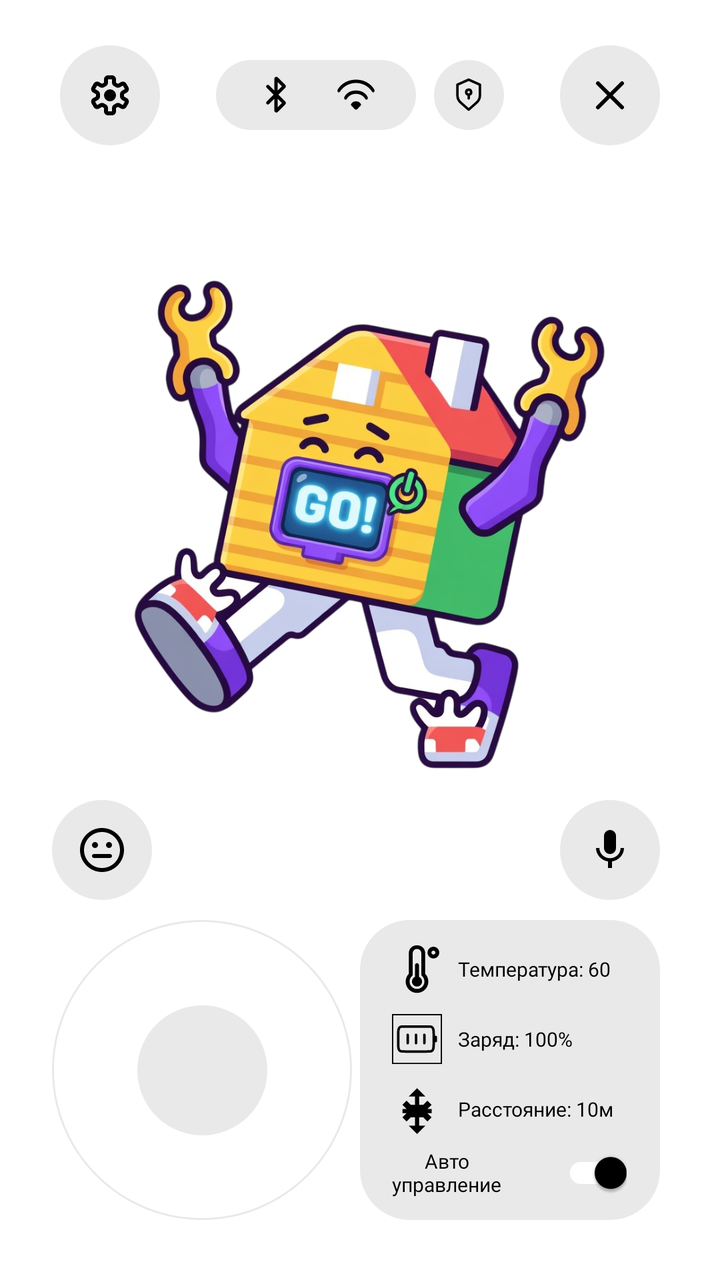
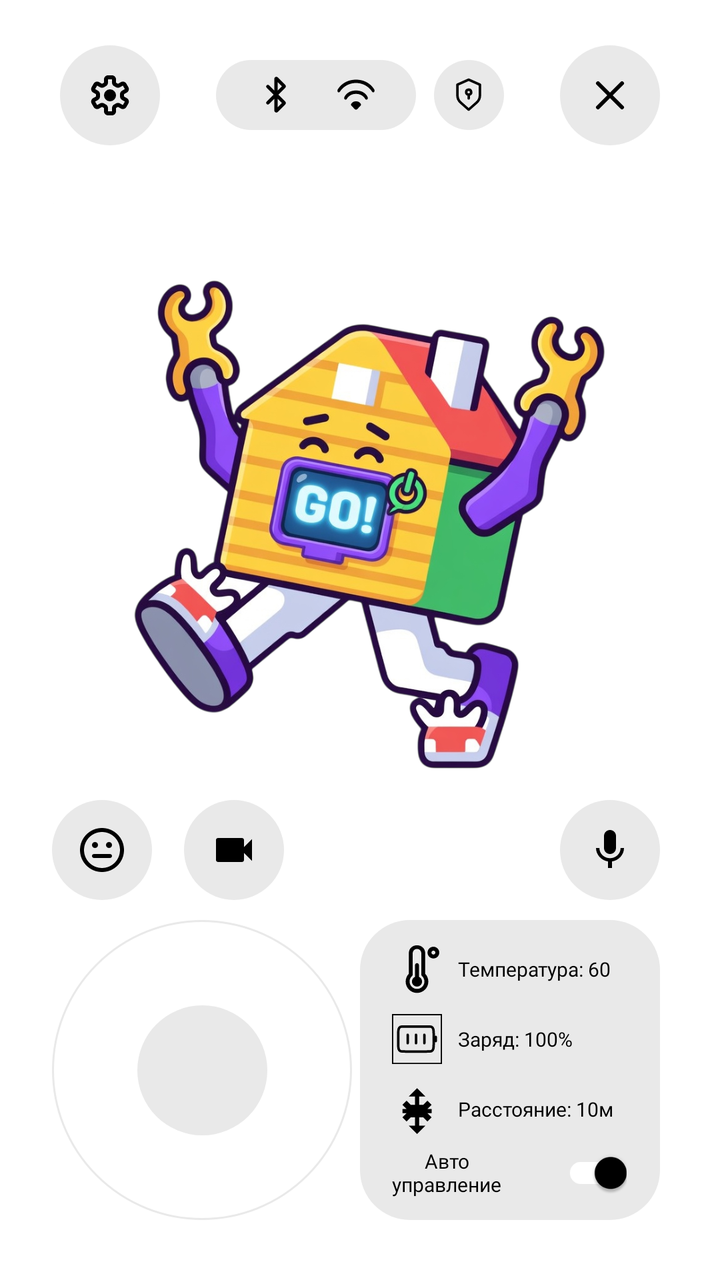

Before-and-after screenshots of an Android layout around one commit, followed by the original layout XML and the change that was made.
<!-- AndroidManifest.xml: application theme Theme.Izbushka_android_app -->
<!-- res/layout/activity_main_screen.xml -->
<?xml version="1.0" encoding="utf-8"?>
<androidx.constraintlayout.widget.ConstraintLayout
    android:id="@+id/root"
    xmlns:android="http://schemas.android.com/apk/res/android"
    xmlns:app="http://schemas.android.com/apk/res-auto"
    xmlns:tools="http://schemas.android.com/tools"
    android:layout_width="match_parent"
    android:layout_height="match_parent">

    
    <LinearLayout
        android:id="@+id/buttonLeft"
        android:layout_width="50dp"
        android:layout_height="50dp"
        android:background="@drawable/rounded_bg"
        android:orientation="horizontal"
        android:gravity="center"
        android:layout_marginStart="30dp"
        app:layout_constraintStart_toStartOf="parent"
        app:layout_constraintTop_toTopOf="@id/topBar"
        app:layout_constraintBottom_toBottomOf="@id/topBar">

        <ImageView
            android:layout_width="24dp"
            android:layout_height="24dp"
            android:src="@drawable/settings"
            app:tint="#000000" />
    </LinearLayout>

    
    <LinearLayout
        android:id="@+id/buttonRight"
        android:layout_width="50dp"
        android:layout_height="50dp"
        android:background="@drawable/rounded_bg"
        android:orientation="horizontal"
        android:gravity="center"
        android:layout_marginEnd="30dp"
        app:layout_constraintEnd_toEndOf="parent"
        app:layout_constraintTop_toTopOf="@id/topBar"
        app:layout_constraintBottom_toBottomOf="@id/topBar">

        <ImageView
            android:layout_width="24dp"
            android:layout_height="24dp"
            android:src="@drawable/exit"
            app:tint="#000000" />
    </LinearLayout>

    
    <LinearLayout
        android:id="@+id/topBar"
        android:layout_width="wrap_content"
        android:layout_height="wrap_content"
        android:orientation="horizontal"
        android:gravity="center_vertical"
        android:layout_marginTop="30dp"
        app:layout_constraintStart_toStartOf="parent"
        app:layout_constraintEnd_toEndOf="parent"
        app:layout_constraintTop_toTopOf="parent">

        <LinearLayout
            android:id="@+id/infoPanel"
            android:layout_width="100dp"
            android:layout_height="35dp"
            android:background="@drawable/rounded_bg"
            android:orientation="horizontal"
            android:gravity="center">

            <ImageView
                android:layout_width="20dp"
                android:layout_height="20dp"
                android:src="@drawable/bluetooth"
                app:tint="#000000"
                android:layout_marginEnd="20dp" />

            <ImageView
                android:layout_width="20dp"
                android:layout_height="20dp"
                android:src="@drawable/wifi"
                app:tint="#000000" />
        </LinearLayout>

        <LinearLayout
            android:id="@+id/buttonRules"
            android:layout_width="35dp"
            android:layout_height="35dp"
            android:layout_marginStart="9dp"
            android:background="@drawable/rounded_bg"
            android:orientation="horizontal"
            android:gravity="center">

            <ImageView
                android:layout_width="20dp"
                android:layout_height="20dp"
                android:src="@drawable/security"
                app:tint="#000000" />
        </LinearLayout>

    </LinearLayout>

    <LinearLayout
        android:id="@+id/buttonAboveJoystick"
        android:layout_width="50dp"
        android:layout_height="50dp"
        android:background="@drawable/rounded_bg"
        android:orientation="horizontal"
        android:gravity="center"
        android:layout_marginStart="26dp"
        android:layout_marginBottom="10dp"
        app:layout_constraintStart_toStartOf="parent"
        app:layout_constraintBottom_toTopOf="@id/joystickOuter">

        <ImageView
            android:layout_width="24dp"
            android:layout_height="24dp"
            android:src="@drawable/emoji"
            app:tint="#000000" />
    </LinearLayout>

    <View
        android:id="@+id/joystickOuter"
        android:layout_width="150dp"
        android:layout_height="150dp"
        android:background="@drawable/joystick_outer_bg"
        android:layout_marginStart="26dp"
        android:layout_marginBottom="30dp"
        app:layout_constraintStart_toStartOf="parent"
        app:layout_constraintBottom_toBottomOf="parent" />

    <View
        android:id="@+id/joystickKnob"
        android:layout_width="65dp"
        android:layout_height="65dp"
        android:background="@drawable/joystick_knob_bg"
        app:layout_constraintTop_toTopOf="@id/joystickOuter"
        app:layout_constraintBottom_toBottomOf="@id/joystickOuter"
        app:layout_constraintStart_toStartOf="@id/joystickOuter"
        app:layout_constraintEnd_toEndOf="@id/joystickOuter" />

    <View
        android:id="@+id/mainPanel"
        android:layout_width="150dp"
        android:layout_height="150dp"
        android:layout_marginEnd="30dp"
        android:layout_marginBottom="30dp"
        android:background="@drawable/rounded_bg"
        app:layout_constraintEnd_toEndOf="parent"
        app:layout_constraintBottom_toBottomOf="parent" />

    <LinearLayout
        android:id="@+id/buttonAboveMain"
        android:layout_width="50dp"
        android:layout_height="50dp"
        android:background="@drawable/rounded_bg"
        android:orientation="horizontal"
        android:gravity="center"
        android:layout_marginEnd="30dp"
        android:layout_marginBottom="10dp"
        app:layout_constraintEnd_toEndOf="parent"
        app:layout_constraintBottom_toTopOf="@id/mainPanel">

        <ImageView
            android:layout_width="24dp"
            android:layout_height="24dp"
            android:src="@drawable/microphone"
            app:tint="#000000" />
    </LinearLayout>

    <ImageView
        android:id="@+id/robotImage"
        android:layout_width="307dp"
        android:layout_height="322dp"
        app:srcCompat="@drawable/zbushkaactive"
        app:layout_constraintStart_toStartOf="parent"
        app:layout_constraintEnd_toEndOf="parent"
        app:layout_constraintTop_toBottomOf="@id/topBar"
        app:layout_constraintBottom_toTopOf="@id/joystickOuter" />

    <LinearLayout
        android:id="@+id/temperatureRow"
        android:layout_width="wrap_content"
        android:layout_height="wrap_content"
        android:orientation="horizontal"
        android:gravity="center_vertical"
        android:layout_marginStart="16dp"
        android:layout_marginTop="12dp"
        app:layout_constraintStart_toStartOf="@id/mainPanel"
        app:layout_constraintTop_toTopOf="@id/mainPanel">

        <ImageView
            android:layout_width="25dp"
            android:layout_height="25dp"
            android:src="@drawable/temperature"
            app:tint="#000000"
            android:layout_marginEnd="8dp" />

        <TextView
            android:layout_width="wrap_content"
            android:layout_height="wrap_content"
            android:text="Температура: 60"
            android:textSize="10sp"
            android:textColor="#000000"
            android:singleLine="true"
            android:fontFamily="@font/jeju_gothic" />
    </LinearLayout>

    <LinearLayout
        android:id="@+id/batteryRow"
        android:layout_width="wrap_content"
        android:layout_height="wrap_content"
        android:orientation="horizontal"
        android:gravity="center_vertical"
        android:layout_marginStart="16dp"
        android:layout_marginTop="10dp"
        app:layout_constraintStart_toStartOf="@id/mainPanel"
        app:layout_constraintTop_toBottomOf="@id/temperatureRow">

        <ImageView
            android:layout_width="25dp"
            android:layout_height="25dp"
            android:src="@drawable/battery"
            app:tint="#000000"
            android:layout_marginEnd="8dp" />

        <TextView
            android:layout_width="wrap_content"
            android:layout_height="wrap_content"
            android:text="Заряд: 100%"
            android:textSize="10sp"
            android:textColor="#000000"
            android:singleLine="true"
            android:fontFamily="@font/jeju_gothic" />
    </LinearLayout>

    <LinearLayout
        android:id="@+id/distanceRow"
        android:layout_width="wrap_content"
        android:layout_height="wrap_content"
        android:orientation="horizontal"
        android:gravity="center_vertical"
        android:layout_marginStart="16dp"
        android:layout_marginTop="10dp"
        app:layout_constraintStart_toStartOf="@id/mainPanel"
        app:layout_constraintTop_toBottomOf="@id/batteryRow">

        <ImageView
            android:layout_width="25dp"
            android:layout_height="25dp"
            android:src="@drawable/distance"
            app:tint="#000000"
            android:layout_marginEnd="8dp" />

        <TextView
            android:layout_width="wrap_content"
            android:layout_height="wrap_content"
            android:text="Расстояние: 10м"
            android:textSize="10sp"
            android:textColor="#000000"
            android:singleLine="true"
            android:fontFamily="@font/jeju_gothic" />
    </LinearLayout>

    <LinearLayout
        android:id="@+id/autoControlRow"
        android:layout_width="0dp"
        android:layout_height="wrap_content"
        android:orientation="horizontal"
        android:gravity="center_vertical"
        android:layout_marginStart="16dp"
        android:layout_marginEnd="12dp"
        android:layout_marginTop="-5dp"
        app:layout_constraintStart_toStartOf="@id/mainPanel"
        app:layout_constraintEnd_toEndOf="@id/mainPanel"
        app:layout_constraintTop_toBottomOf="@id/distanceRow">

        <TextView
            android:layout_width="0dp"
            android:layout_height="wrap_content"
            android:layout_weight="1"
            android:text="       Авто управление"
            android:textSize="10sp"
            android:textColor="#000000"
            android:fontFamily="@font/jeju_gothic" />

        <androidx.appcompat.widget.SwitchCompat
            android:id="@+id/autoControlSwitch"
            android:layout_width="wrap_content"
            android:layout_height="wrap_content"
            android:checked="true"
            android:scaleX="0.8"
            android:scaleY="0.8"
            app:thumbTint="#000000"
            app:trackTint="#FFFFFF" />
    </LinearLayout>

</androidx.constraintlayout.widget.ConstraintLayout>
<!-- resources referenced by this layout -->
<resources>
  <!-- drawable distance (drawable) -->
  <?xml version="1.0" encoding="utf-8"?>
  <vector xmlns:android="http://schemas.android.com/apk/res/android"
      android:width="24dp"
      android:height="24dp"
      android:viewportWidth="24"
      android:viewportHeight="24">
      <path
          android:fillColor="#000000"
          android:pathData="M12,2L8,6h3v4H9L7,8 5,10l2,2H5v2h2L5,16l2,2 2,-2h2v4H8l4,4 4,-4h-3v-4h2l2,2 2,-2 -2,-2h2v-2h-2l2,-2 -2,-2 -2,2h-2V6h3L12,2z" />
  </vector>
  <!-- drawable exit (drawable) -->
  <?xml version="1.0" encoding="utf-8"?>
  <vector xmlns:android="http://schemas.android.com/apk/res/android"
      android:width="24dp"
      android:height="24dp"
      android:viewportWidth="24"
      android:viewportHeight="24"
      android:tint="?attr/colorOnSurface">
  
      <path
          android:fillColor="#FF000000"
          android:pathData="M6,6 L18,18 M18,6 L6,18"
          android:strokeWidth="2"
          android:strokeColor="#FF000000"
          android:strokeLineCap="round" />
  
  </vector>
  <!-- drawable joystick_knob_bg (drawable) -->
  <?xml version="1.0" encoding="utf-8"?>
  <shape xmlns:android="http://schemas.android.com/apk/res/android"
      android:shape="oval">
      <solid android:color="#E9E9E9" />
  </shape>
  <!-- drawable joystick_outer_bg (drawable) -->
  <?xml version="1.0" encoding="utf-8"?>
  <shape xmlns:android="http://schemas.android.com/apk/res/android"
      android:shape="oval">
      <solid android:color="@android:color/transparent" />
      <stroke
          android:width="1dp"
          android:color="#E9E9E9" />
  </shape>
  <!-- drawable microphone (drawable) -->
  <?xml version="1.0" encoding="utf-8"?>
  <vector xmlns:android="http://schemas.android.com/apk/res/android"
      android:width="24dp"
      android:height="24dp"
      android:viewportWidth="24"
      android:viewportHeight="24">
      <path
          android:fillColor="#000000"
          android:pathData="M12,14c1.66,0 2.99,-1.34 2.99,-3L15,5c0,-1.66 -1.34,-3 -3,-3S9,3.34 9,5v6c0,1.66 1.34,3 3,3zM17.3,11c0,3 -2.54,5.1 -5.3,5.1S6.7,14 6.7,11H5c0,3.41 2.72,6.23 6,6.72V21h2v-3.28c3.28,-0.48 6,-3.3 6,-6.72h-1.7z" />
  </vector>
  <!-- drawable rounded_bg (drawable) -->
  <?xml version="1.0" encoding="utf-8"?>
  <shape xmlns:android="http://schemas.android.com/apk/res/android"
      android:shape="rectangle">
      <solid android:color="#E9E9E9" />
      <corners android:radius="25dp" />
  </shape>
  <style name="Theme.Izbushka_android_app" parent="Base.Theme.Izbushka_android_app" />
  <color name="light_primary">#2196F3</color>
  <color name="light_primary_variant">#1976D2</color>
  <color name="light_on_primary">#FFFFFF</color>
  <color name="light_secondary">#03DAC6</color>
  <color name="light_secondary_variant">#018786</color>
  <color name="light_on_secondary">#000000</color>
  <color name="light_background">#FFFFFF</color>
  <color name="light_text_primary">#000000</color>
  <color name="light_text_secondary">#676767</color>
  <!-- unchanged entries left out for length: 9 -->
</resources>

<!-- the commit's change to res/layout/activity_main_screen.xml (unified diff, before → after) -->
@@ -7,7 +7,6 @@
     android:layout_width="match_parent"
     android:layout_height="match_parent">
 
-    
     <LinearLayout
         android:id="@+id/buttonLeft"
         android:layout_width="50dp"
@@ -27,7 +26,6 @@
             app:tint="#000000" />
     </LinearLayout>
 
-    
     <LinearLayout
         android:id="@+id/buttonRight"
         android:layout_width="50dp"
@@ -47,7 +45,6 @@
             app:tint="#000000" />
     </LinearLayout>
 
-    
     <LinearLayout
         android:id="@+id/topBar"
         android:layout_width="wrap_content"
@@ -115,6 +112,25 @@
             android:layout_width="24dp"
             android:layout_height="24dp"
             android:src="@drawable/emoji"
+            app:tint="#000000" />
+    </LinearLayout>
+
+    <LinearLayout
+        android:id="@+id/buttonVideo"
+        android:layout_width="50dp"
+        android:layout_height="50dp"
+        android:background="@drawable/rounded_bg"
+        android:orientation="horizontal"
+        android:gravity="center"
+        android:layout_marginStart="16dp"
+        android:layout_marginBottom="10dp"
+        app:layout_constraintStart_toEndOf="@id/buttonAboveJoystick"
+        app:layout_constraintBottom_toTopOf="@id/joystickOuter">
+
+        <ImageView
+            android:layout_width="24dp"
+            android:layout_height="24dp"
+            android:src="@drawable/video"
             app:tint="#000000" />
     </LinearLayout>
 
<!-- resource entries referenced after the edit -->
@@ -61,6 +61,16 @@
       <solid android:color="#E9E9E9" />
       <corners android:radius="25dp" />
   </shape>
+  <!-- drawable video (drawable) -->
+  <vector xmlns:android="http://schemas.android.com/apk/res/android"
+      android:width="24dp"
+      android:height="24dp"
+      android:viewportWidth="24"
+      android:viewportHeight="24">
+      <path
+          android:fillColor="#000000"
+          android:pathData="M17,10.5V7c0,-0.55 -0.45,-1 -1,-1H4c-0.55,0 -1,0.45 -1,1v10c0,0.55 0.45,1 1,1h12c0.55,0 1,-0.45 1,-1v-3.5l4,4v-11l-4,4z"/>
+  </vector>
   <style name="Theme.Izbushka_android_app" parent="Base.Theme.Izbushka_android_app" />
   <color name="light_primary">#2196F3</color>
   <color name="light_primary_variant">#1976D2</color>
